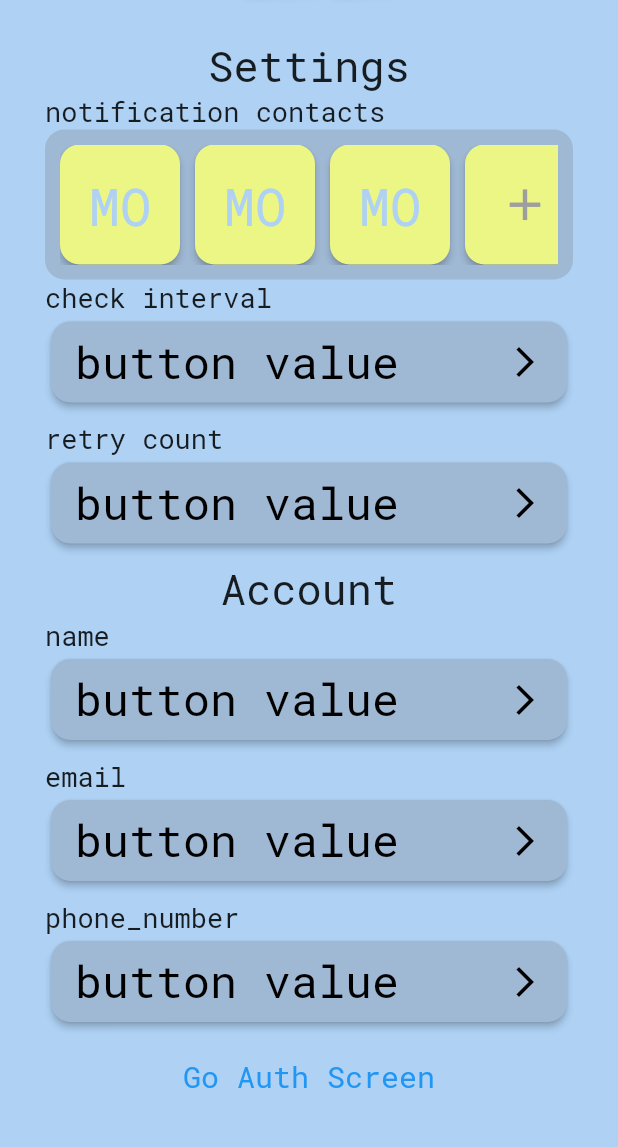
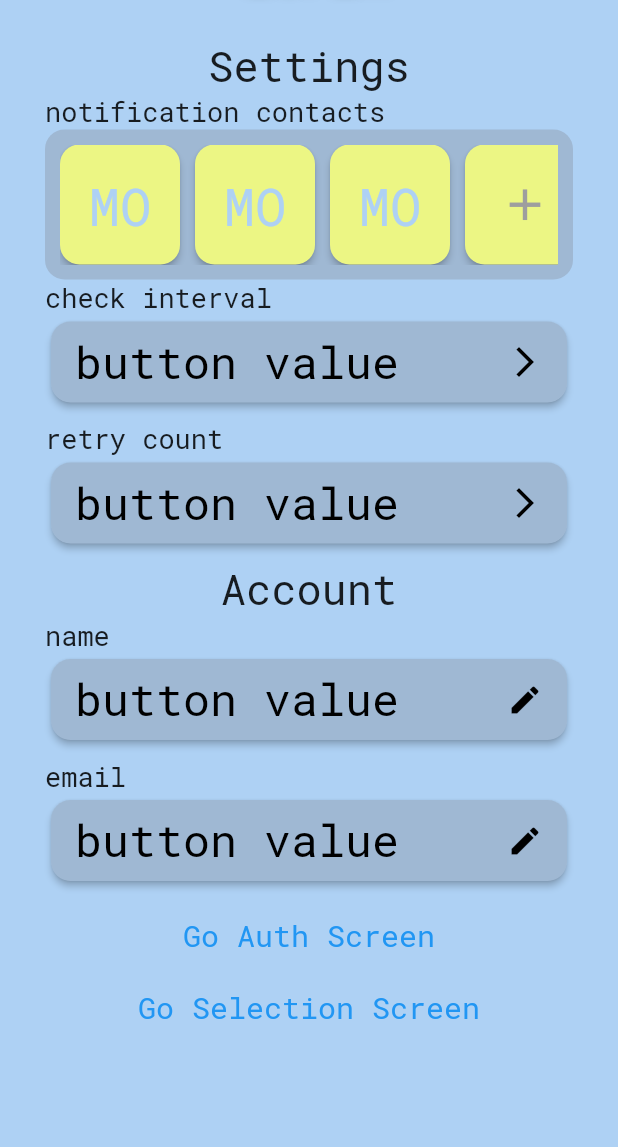
Before and after one commit to gyvm/esper, a Flutter app: the HomeScreen screen opened by its route, swiped to page 2, on a phone screen of 412 x 824 dp, the part 70-1217 px from its top. Run offline on Flutter 3.47's test engine with Material 2 defaults, Android fonts, the phone set to English and light mode, and no system bars.

Commit message:
fix icon on default button

```diff
--- a/lib/common/default_button.dart
+++ b/lib/common/default_button.dart
@@ -7,10 +7,12 @@ import '../common/hexcolor.dart';
 class DefaultButton extends StatelessWidget {
   const DefaultButton({
     Key key,
+    @required this.icon,
     // @required this.mapKey,
     // @required this.press,
   }) : super(key: key);
 
+  final IconData icon;
   // final String mapKey;
   // final Function press;
 
@@ -47,7 +49,7 @@ class DefaultButton extends StatelessWidget {
                 ),
               ),
               Icon(
-                Icons.arrow_forward_ios,
+                icon,
               ),
             ],
           ),
--- a/lib/widgets/page_two.dart
+++ b/lib/widgets/page_two.dart
@@ -40,7 +40,7 @@ class PageTwo extends StatelessWidget {
           H2Text(text: "notification contacts"),
           ContactsCard(),
           H2Text(text: "check interval"),
-          DefaultButton(
+          DefaultButton(icon: Icons.arrow_forward_ios
               //   mapKey: "check_interval",
               //   press: () {
               //     Navigator.of(context).pushNamed(
@@ -50,7 +50,7 @@ class PageTwo extends StatelessWidget {
               //   },
               ),
           H2Text(text: "retry count"),
-          DefaultButton(
+          DefaultButton(icon: Icons.arrow_forward_ios
               // mapKey: "Buttons",
               // press: null,
               ),
@@ -65,17 +65,12 @@ class PageTwo extends StatelessWidget {
         children: [
           H1Text(text: "Account"),
           H2Text(text: "name"),
-          DefaultButton(
+          DefaultButton(icon: Icons.edit
               // mapKey: "Buttons",
               // press: null,
               ),
           H2Text(text: "email"),
-          DefaultButton(
-              // mapKey: "Buttons",
-              // press: null,
-              ),
-          H2Text(text: "phone_number"),
-          DefaultButton(
+          DefaultButton(icon: Icons.edit
               // mapKey: "Buttons",
               // press: null,
               ),
@@ -86,7 +81,9 @@ class PageTwo extends StatelessWidget {
 
   Widget _goAuth(BuildContext context) {
     return Container(
-      child: TextButton(
+      child: Column(
+        children: [
+          TextButton(
             onPressed: () {
               Navigator.of(context).pushNamed(
                 '/auth_screen',
@@ -100,6 +97,22 @@ class PageTwo extends StatelessWidget {
               ),
             ),
           ),
+          TextButton(
+            onPressed: () {
+              Navigator.of(context).pushNamed(
+                '/selection_screen',
+                arguments: null,
+              );
+            },
+            child: Text(
+              'Go Selection Screen',
+              style: TextStyle(
+                fontSize: 20,
+              ),
+            ),
+          ),
+        ],
+      ),
     );
   }
 }
```
Lines whose indentation alone changed are shown as unchanged.
